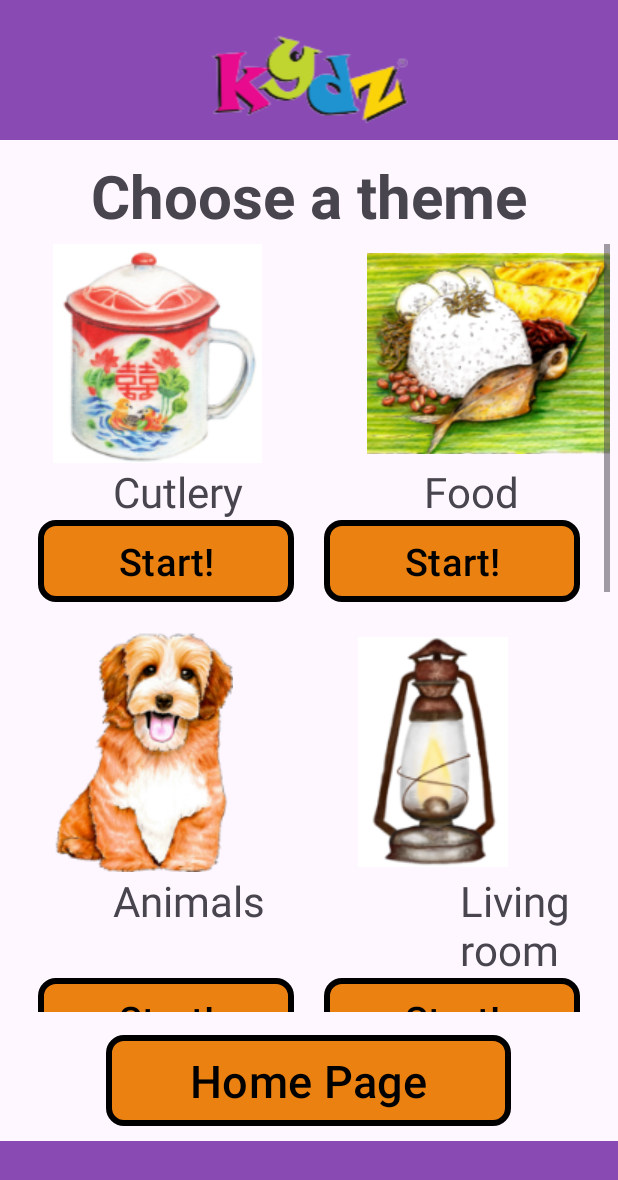
After one commit to CheeChunWaiGabriel/NostalgiaMatchingFYP2024, an Android app: the NormalActivity screen opened directly, with no data from a screen before it, on a phone screen of 412 x 824 dp. The commit adds this screen. Shown: the top 1180 px of the screen. Run offline under Robolectric (Android 15) with nearby library versions, the phone set to English and light mode, and no system bars.

Commit message:
Normal activity theme

```diff
--- /dev/null
+++ b/app/src/main/java/com/myapplicationdev/android/nostalgiamatchingfyp2024/NormalActivity.java
@@ -0,0 +1,32 @@
+package com.myapplicationdev.android.nostalgiamatchingfyp2024;
+
+import android.content.Intent;
+import android.os.Bundle;
+import android.view.View;
+import android.widget.Button;
+
+import androidx.activity.EdgeToEdge;
+import androidx.appcompat.app.AppCompatActivity;
+
+public class NormalActivity extends AppCompatActivity {
+    Button btnPuzzle2;
+
+
+    @Override
+    protected void onCreate(Bundle savedInstanceState) {
+        super.onCreate(savedInstanceState);
+        EdgeToEdge.enable(this);
+        setContentView(R.layout.activity_puzzle_normal);
+
+        btnPuzzle2 = findViewById(R.id.btnCutlery);
+
+        btnPuzzle2.setOnClickListener(new View.OnClickListener() {
+            @Override
+            public void onClick(View v) {
+                Intent intent = new Intent(NormalActivity.this, EasyGame1Activity.class);
+                startActivity(intent);
+            }
+        });
+
+    }
+}
--- /dev/null
+++ b/app/src/main/res/layout/activity_puzzle_normal.xml
@@ -0,0 +1,423 @@
+<?xml version="1.0" encoding="utf-8"?>
+<LinearLayout xmlns:android="http://schemas.android.com/apk/res/android"
+    xmlns:app="http://schemas.android.com/apk/res-auto"
+    android:layout_width="match_parent"
+    android:layout_height="match_parent"
+    android:orientation="vertical">
+
+    <LinearLayout
+        android:layout_width="match_parent"
+        android:layout_height="0.1dp"
+        android:layout_weight="0.15"
+        android:background="@color/bgPurple"
+        android:orientation="vertical">
+
+        <ImageView
+            android:id="@+id/logo"
+            android:layout_width="match_parent"
+            android:layout_height="wrap_content"
+            android:layout_gravity="bottom|end"
+            android:layout_marginTop="20dp"
+            app:srcCompat="@drawable/logo" />
+    </LinearLayout>
+
+
+    <TextView
+        android:id="@+id/chooseThemeNormal"
+        android:layout_width="wrap_content"
+        android:layout_height="wrap_content"
+        android:layout_gravity="center_horizontal"
+        android:layout_marginTop="10dp"
+        android:layout_marginBottom="5dp"
+        android:text="@string/chooseTheme"
+        android:textSize="40sp"
+        android:textStyle="bold" />
+
+    <ScrollView
+        android:layout_width="match_parent"
+        android:layout_height="450dp"
+        android:layout_marginLeft="5dp"
+        android:layout_marginRight="5dp"
+        android:layout_weight="0.1">>
+
+        <LinearLayout
+            android:layout_width="match_parent"
+            android:layout_height="wrap_content"
+            android:orientation="vertical">
+
+            <LinearLayout
+                android:layout_width="wrap_content"
+                android:layout_height="wrap_content"
+                android:orientation="horizontal">
+
+                <ImageView
+                    android:id="@+id/imageViewCutlery"
+                    android:layout_width="wrap_content"
+                    android:layout_height="wrap_content"
+                    android:layout_gravity="center"
+                    android:layout_marginLeft="30dp"
+                    android:src="@drawable/cutlery" />
+
+                <ImageView
+                    android:id="@+id/imageViewFood"
+                    android:layout_width="wrap_content"
+                    android:layout_height="wrap_content"
+                    android:layout_gravity="center"
+                    android:layout_marginLeft="70dp"
+                    android:src="@drawable/food" />
+            </LinearLayout>
+
+            <LinearLayout
+                android:layout_width="match_parent"
+                android:layout_height="match_parent"
+                android:orientation="horizontal">
+
+
+                <TextView
+                    android:id="@+id/textViewCutlery"
+                    android:layout_width="wrap_content"
+                    android:layout_height="wrap_content"
+                    android:layout_gravity="center_horizontal"
+                    android:layout_marginLeft="70dp"
+                    android:layout_marginRight="70dp"
+                    android:layout_weight="0"
+                    android:text="@string/cutlery"
+                    android:textSize="28sp" />
+
+                <TextView
+                    android:id="@+id/textViewFood"
+                    android:layout_width="wrap_content"
+                    android:layout_height="wrap_content"
+                    android:layout_gravity="center_horizontal"
+                    android:layout_weight="0"
+                    android:layout_marginLeft="50dp"
+                    android:text="@string/food"
+                    android:textSize="28sp" />
+            </LinearLayout>
+
+
+            <LinearLayout
+                android:layout_width="match_parent"
+                android:layout_height="wrap_content"
+                android:orientation="horizontal">
+
+                <Button
+                    android:id="@+id/btnCutlery"
+                    android:layout_width="150dp"
+                    android:layout_height="wrap_content"
+                    android:layout_gravity="center_horizontal"
+                    android:layout_marginLeft="20dp"
+                    android:layout_marginTop="10dp"
+                    android:layout_marginBottom="10dp"
+                    android:layout_weight="1"
+                    android:background="@drawable/orange_btn"
+                    android:text="@string/start"
+                    android:textColor="@android:color/black"
+                    android:textSize="25sp"
+                    app:backgroundTint="@null" />
+
+                <Button
+                    android:id="@+id/btnFood"
+                    android:layout_width="150dp"
+                    android:layout_height="wrap_content"
+                    android:layout_gravity="center_horizontal"
+                    android:layout_marginLeft="20dp"
+                    android:layout_marginTop="10dp"
+                    android:layout_marginRight="20dp"
+                    android:layout_marginBottom="10dp"
+                    android:layout_weight="1"
+                    android:background="@drawable/orange_btn"
+                    android:text="@string/start"
+                    android:textColor="@android:color/black"
+                    android:textSize="25sp"
+                    app:backgroundTint="@null" />
+            </LinearLayout>
+
+            <LinearLayout
+                android:layout_width="match_parent"
+                android:layout_height="wrap_content"
+                android:orientation="horizontal">
+
+                <ImageView
+                    android:id="@+id/imageViewAnimals"
+                    android:layout_width="wrap_content"
+                    android:layout_height="wrap_content"
+                    android:layout_gravity="center"
+                    android:layout_marginLeft="30dp"
+                    android:src="@drawable/dog" />
+
+                <ImageView
+                    android:id="@+id/imageViewLivingRoom"
+                    android:layout_width="wrap_content"
+                    android:layout_height="wrap_content"
+                    android:layout_gravity="center"
+                    android:layout_marginLeft="15dp"
+                    android:layout_weight="1"
+                    android:src="@drawable/light" />
+
+            </LinearLayout>
+
+            <LinearLayout
+                android:layout_width="match_parent"
+                android:layout_height="wrap_content"
+                android:orientation="horizontal">
+
+                <TextView
+                    android:id="@+id/textViewAnimals"
+                    android:layout_width="wrap_content"
+                    android:layout_height="wrap_content"
+                    android:layout_gravity="center_horizontal"
+                    android:layout_marginLeft="70dp"
+                    android:layout_marginRight="80dp"
+                    android:layout_weight="0"
+                    android:text="@string/animals"
+                    android:textSize="28sp" />
+
+                <TextView
+                    android:id="@+id/textViewLivingRoom"
+                    android:layout_width="wrap_content"
+                    android:layout_height="wrap_content"
+                    android:layout_gravity="center_horizontal"
+                    android:layout_weight="0"
+                    android:layout_marginLeft="50dp"
+                    android:text="@string/livingRoom"
+                    android:textSize="28sp" />
+            </LinearLayout>
+
+            <LinearLayout
+                android:layout_width="match_parent"
+                android:layout_height="wrap_content"
+                android:orientation="horizontal">
+
+                <Button
+                    android:id="@+id/btnAnimals"
+                    android:layout_width="150dp"
+                    android:layout_height="wrap_content"
+                    android:layout_gravity="center_horizontal"
+                    android:layout_marginLeft="20dp"
+                    android:layout_marginTop="10dp"
+                    android:layout_marginBottom="10dp"
+                    android:layout_weight="1"
+                    android:background="@drawable/orange_btn"
+                    android:text="@string/start"
+                    android:textColor="@android:color/black"
+                    android:textSize="25sp"
+                    app:backgroundTint="@null" />
+
+                <Button
+                    android:id="@+id/btnLivingRoom"
+                    android:layout_width="150dp"
+                    android:layout_height="wrap_content"
+                    android:layout_gravity="center_horizontal"
+                    android:layout_marginLeft="20dp"
+                    android:layout_marginTop="10dp"
+                    android:layout_marginRight="20dp"
+                    android:layout_marginBottom="10dp"
+                    android:layout_weight="1"
+                    android:background="@drawable/orange_btn"
+                    android:text="@string/start"
+                    android:textColor="@android:color/black"
+                    android:textSize="25sp"
+                    app:backgroundTint="@null" />
+            </LinearLayout>
+
+            <LinearLayout
+                android:layout_width="match_parent"
+                android:layout_height="wrap_content"
+                android:orientation="horizontal">
+
+                <ImageView
+                    android:id="@+id/imageViewFlower"
+                    android:layout_width="wrap_content"
+                    android:layout_height="wrap_content"
+                    android:layout_gravity="center"
+                    android:layout_marginLeft="30dp"
+                    android:src="@drawable/lotus" />
+
+                <ImageView
+                    android:id="@+id/imageViewScenery"
+                    android:layout_width="wrap_content"
+                    android:layout_height="wrap_content"
+                    android:layout_gravity="center"
+                    android:layout_marginLeft="70dp"
+                    android:src="@drawable/playground_rgb" />
+
+            </LinearLayout>
+
+            <LinearLayout
+                android:layout_width="match_parent"
+                android:layout_height="wrap_content"
+                android:orientation="horizontal">
+
+                <TextView
+                    android:id="@+id/textViewFlower"
+                    android:layout_width="wrap_content"
+                    android:layout_height="wrap_content"
+                    android:layout_gravity="center_horizontal"
+                    android:layout_marginLeft="70dp"
+                    android:layout_marginRight="80dp"
+                    android:layout_weight="0"
+                    android:text="@string/flower"
+                    android:textSize="28sp" />
+
+                <TextView
+                    android:id="@+id/textViewScenery"
+                    android:layout_width="wrap_content"
+                    android:layout_height="wrap_content"
+                    android:layout_gravity="center_horizontal"
+                    android:layout_weight="0"
+                    android:layout_marginLeft="10dp"
+                    android:text="@string/scenery"
+                    android:textSize="28sp" />
+            </LinearLayout>
+
+            <LinearLayout
+                android:layout_width="match_parent"
+                android:layout_height="wrap_content"
+                android:orientation="horizontal">
+
+                <Button
+                    android:id="@+id/btnFlower"
+                    android:layout_width="150dp"
+                    android:layout_height="wrap_content"
+                    android:layout_gravity="center_horizontal"
+                    android:layout_marginLeft="20dp"
+                    android:layout_marginTop="10dp"
+                    android:layout_marginBottom="10dp"
+                    android:layout_weight="1"
+                    android:background="@drawable/orange_btn"
+                    android:text="@string/start"
+                    android:textColor="@android:color/black"
+                    android:textSize="25sp"
+                    app:backgroundTint="@null" />
+
+                <Button
+                    android:id="@+id/btnScenery"
+                    android:layout_width="150dp"
+                    android:layout_height="wrap_content"
+                    android:layout_gravity="center_horizontal"
+                    android:layout_marginLeft="20dp"
+                    android:layout_marginTop="10dp"
+                    android:layout_marginRight="20dp"
+                    android:layout_marginBottom="10dp"
+                    android:layout_weight="1"
+                    android:background="@drawable/orange_btn"
+                    android:text="@string/start"
+                    android:textColor="@android:color/black"
+                    android:textSize="25sp"
+                    app:backgroundTint="@null" />
+            </LinearLayout>
+
+            <LinearLayout
+                android:layout_width="match_parent"
+                android:layout_height="wrap_content"
+                android:orientation="horizontal">
+
+                <ImageView
+                    android:id="@+id/imageViewSnacks"
+                    android:layout_width="wrap_content"
+                    android:layout_height="wrap_content"
+                    android:layout_gravity="center"
+                    android:layout_marginLeft="30dp"
+                    android:src="@drawable/snacks" />
+
+                <ImageView
+                    android:id="@+id/imageViewHouseholdItems"
+                    android:layout_width="wrap_content"
+                    android:layout_height="wrap_content"
+                    android:layout_gravity="center"
+                    android:layout_marginLeft="20dp"
+                    android:src="@drawable/householditems" />
+
+            </LinearLayout>
+
+            <LinearLayout
+                android:layout_width="match_parent"
+                android:layout_height="match_parent"
+                android:orientation="horizontal">
+
+                <TextView
+                    android:id="@+id/textViewSnacks"
+                    android:layout_width="wrap_content"
+                    android:layout_height="wrap_content"
+                    android:layout_gravity="center_horizontal"
+                    android:layout_marginLeft="50dp"
+                    android:layout_marginRight="70dp"
+                    android:layout_weight="0"
+                    android:text="@string/snacks"
+                    android:textSize="28sp" />
+
+                <TextView
+                    android:id="@+id/textViewHouseholdItems"
+                    android:layout_width="wrap_content"
+                    android:layout_height="wrap_content"
+                    android:layout_gravity="center_horizontal"
+                    android:layout_weight="0"
+                    android:text="@string/householdItems"
+                    android:textSize="28sp" />
+            </LinearLayout>
+
+            <LinearLayout
+                android:layout_width="match_parent"
+                android:layout_height="wrap_content"
+                android:orientation="horizontal">
+
+                <Button
+                    android:id="@+id/btnSnacks"
+                    android:layout_width="150dp"
+                    android:layout_height="wrap_content"
+                    android:layout_gravity="center_horizontal"
+                    android:layout_marginLeft="20dp"
+                    android:layout_marginTop="10dp"
+                    android:layout_marginBottom="10dp"
+                    android:layout_weight="1"
+                    android:background="@drawable/orange_btn"
+                    android:text="@string/start"
+                    android:textColor="@android:color/black"
+                    android:textSize="25sp"
+                    app:backgroundTint="@null" />
+
+                <Button
+                    android:id="@+id/btnHouseholdItems"
+                    android:layout_width="150dp"
+                    android:layout_height="wrap_content"
+                    android:layout_gravity="center_horizontal"
+                    android:layout_marginLeft="20dp"
+                    android:layout_marginTop="10dp"
+                    android:layout_marginRight="20dp"
+                    android:layout_marginBottom="10dp"
+                    android:layout_weight="1"
+                    android:background="@drawable/orange_btn"
+                    android:text="@string/start"
+                    android:textColor="@android:color/black"
+                    android:textSize="25sp"
+                    app:backgroundTint="@null" />
+            </LinearLayout>
+
+        </LinearLayout>
+    </ScrollView>
+
+
+    <Button
+        android:id="@+id/buttonHomePage"
+        android:layout_width="270dp"
+        android:layout_height="wrap_content"
+        android:layout_gravity="center_horizontal"
+        android:layout_marginLeft="20dp"
+        android:layout_marginTop="15dp"
+        android:layout_marginRight="20dp"
+        android:layout_marginBottom="10dp"
+        android:layout_weight="0"
+        android:background="@drawable/orange_btn"
+        android:text="@string/homePage"
+        android:textColor="@color/black"
+        android:textSize="30sp"
+        app:backgroundTint="@null" />
+
+
+    <View
+        android:layout_width="match_parent"
+        android:layout_height="1dp"
+        android:layout_weight="0.1"
+        android:background="@color/bgPurple" />
+</LinearLayout>
--- a/app/src/main/res/values/strings.xml
+++ b/app/src/main/res/values/strings.xml
@@ -30,6 +30,14 @@
     <string name="htp4">To complete the game, gather all the green ticks through the correct options.</string>
     <string name="htp5">A wrong option will be denoted by a red cross and its sound effects. Good luck and have fun!</string>
     <string name="htp6">Home page</string>
+    <string name="cutlery">Cutlery</string>
+    <string name="food">Food</string>
+    <string name="animals">Animals</string>
+    <string name="livingRoom">Living room</string>
+    <string name="flower">Flower</string>
+    <string name="scenery">Scenery</string>
+    <string name="snacks">Snacks</string>
+    <string name="householdItems">Household items</string>
     <!-- Jin Yan-->
     <string name="Armchair">Armchair</string>
     <string name="Bird_Cage">Bird Cage</string>
```
Also changed, not shown: app/src/main/AndroidManifest.xml (+6 -3 lines).
